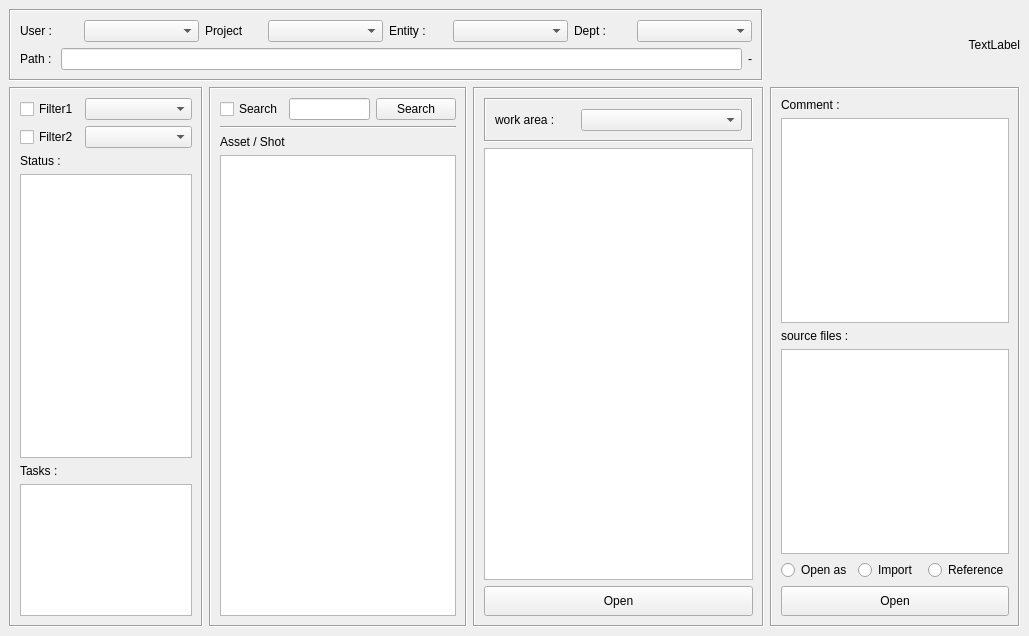
Old version of the form ui.ui in the repository ChanonVilaiyuk/ptm.
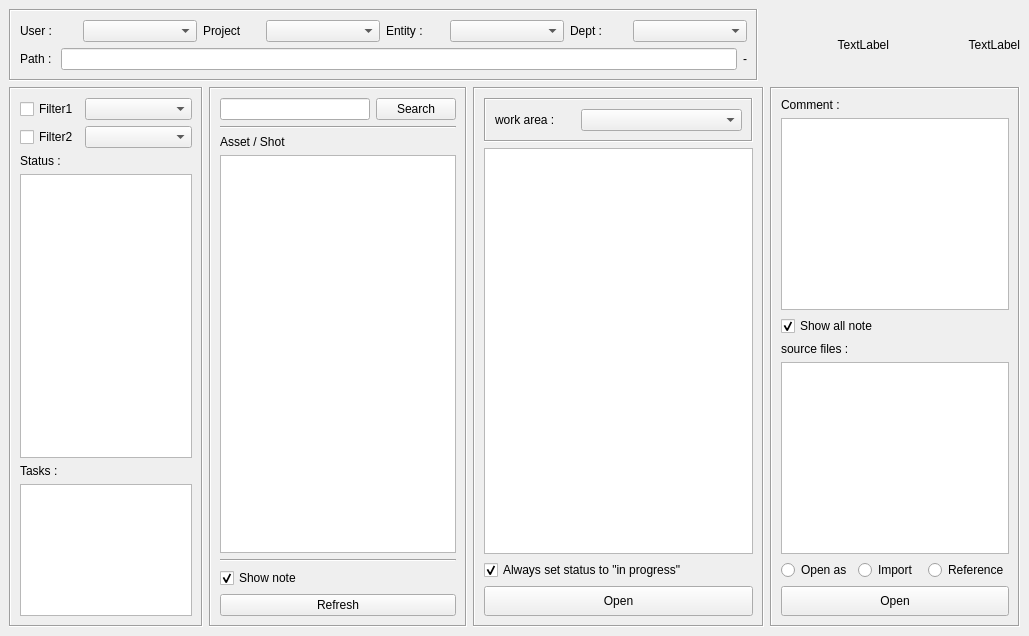
New version of the form.

Diff of the .ui file:
```diff
--- a/ui.ui
+++ b/ui.ui
@@ -16,7 +16,7 @@
   <widget class="QWidget" name="centralwidget">
    <layout class="QVBoxLayout" name="verticalLayout_9">
     <item>
-     <layout class="QHBoxLayout" name="horizontalLayout_7" stretch="18,6">
+     <layout class="QHBoxLayout" name="horizontalLayout_7" stretch="18,3,3">
       <item>
        <widget class="QFrame" name="frame">
         <property name="frameShape">
@@ -98,6 +98,16 @@
         </layout>
        </widget>
       </item>
+      <item>
+       <widget class="QLabel" name="logo2_label">
+        <property name="text">
+         <string>TextLabel</string>
+        </property>
+        <property name="alignment">
+         <set>Qt::AlignRight|Qt::AlignTrailing|Qt::AlignVCenter</set>
+        </property>
+       </widget>
+      </item>
       <item>
        <widget class="QLabel" name="logo_label">
         <property name="text">
@@ -200,17 +210,10 @@
              <item>
               <layout class="QHBoxLayout" name="horizontalLayout_5">
                <item>
-                <widget class="QCheckBox" name="checkBox_3">
-                 <property name="text">
-                  <string>Search</string>
-                 </property>
-                </widget>
+                <widget class="QLineEdit" name="search_lineEdit"/>
                </item>
                <item>
-                <widget class="QLineEdit" name="lineEdit"/>
-               </item>
-               <item>
-                <widget class="QPushButton" name="pushButton_2">
+                <widget class="QPushButton" name="search_pushButton">
                  <property name="text">
                   <string>Search</string>
                  </property>
@@ -237,6 +240,30 @@
                <item>
                 <widget class="QListWidget" name="entities_listWidget"/>
                </item>
+               <item>
+                <widget class="Line" name="line_2">
+                 <property name="orientation">
+                  <enum>Qt::Horizontal</enum>
+                 </property>
+                </widget>
+               </item>
+               <item>
+                <widget class="QCheckBox" name="note_checkBox">
+                 <property name="text">
+                  <string>Show note</string>
+                 </property>
+                 <property name="checked">
+                  <bool>true</bool>
+                 </property>
+                </widget>
+               </item>
+               <item>
+                <widget class="QPushButton" name="refresh_pushButton">
+                 <property name="text">
+                  <string>Refresh</string>
+                 </property>
+                </widget>
+               </item>
               </layout>
              </item>
             </layout>
@@ -280,6 +307,16 @@
          <item>
           <widget class="QListWidget" name="work_listWidget"/>
          </item>
+         <item>
+          <widget class="QCheckBox" name="ip_checkBox">
+           <property name="text">
+            <string>Always set status to &quot;in progress&quot;</string>
+           </property>
+           <property name="checked">
+            <bool>true</bool>
+           </property>
+          </widget>
+         </item>
          <item>
           <widget class="QPushButton" name="open_pushButton">
            <property name="minimumSize">
@@ -315,6 +352,16 @@
          <item>
           <widget class="QPlainTextEdit" name="comment_plainTextEdit"/>
          </item>
+         <item>
+          <widget class="QCheckBox" name="showAll_checkBox">
+           <property name="text">
+            <string>Show all note</string>
+           </property>
+           <property name="checked">
+            <bool>true</bool>
+           </property>
+          </widget>
+         </item>
          <item>
           <widget class="QLabel" name="label_13">
            <property name="text">
```
Left out of the diff: 2 changed lines with no effect on the pictures.
